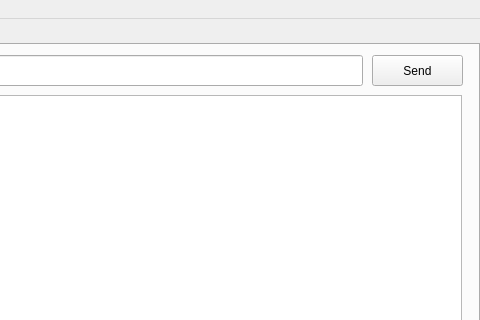
Before: the Qt Designer form Python/serial_gui/assets/mainWindow.ui in uutzinger/BioMedicalSensorBoard, drawn with Qt 5; both pictures show x 720 to 1200 and y 0 to 320 of the 1200 by 620 pixel window.
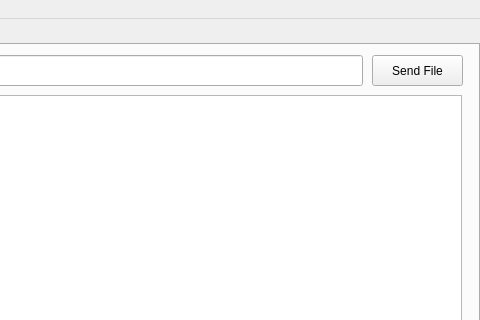
After: the same form once the commit is applied.

Patch:
```diff
--- a/Python/serial_gui/assets/mainWindow.ui
+++ b/Python/serial_gui/assets/mainWindow.ui
@@ -82,7 +82,7 @@
        </font>
       </property>
       <property name="text">
-       <string>Send</string>
+       <string>Send File</string>
       </property>
       <property name="autoDefault">
        <bool>false</bool>
```
Left out of the diff: 6 changed lines with no effect on the pictures.
